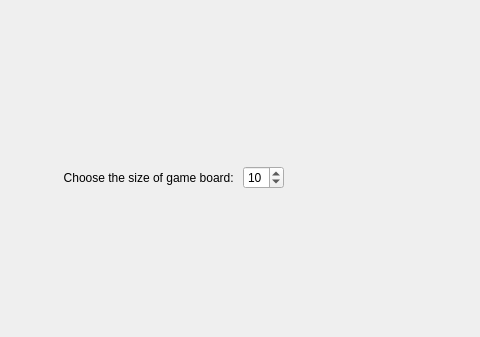
First picture: the form in src/gui/MainWindow.ui, repository zer0main/bin_game_mvc, before the edit; both pictures show x 134 to 614 and y 0 to 337 of the 614 by 528 pixel window.
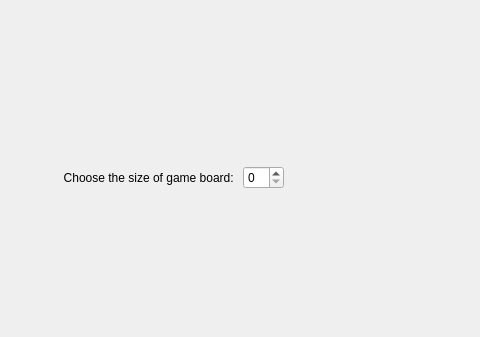
Second picture: the form after the edit. The open tabs and pages were chosen to show the change.

Commit message:
Operate with QSpinBox from C++ code
Follow the Rule: "No stupid numbers in .ui files"

 - Add MainWindow::settingOfTime()
 - Add MainWindow::settingOfSize()
 - Delete numbers from MainWindow.ui

Diff of the .ui file:
```diff
--- a/src/gui/MainWindow.ui
+++ b/src/gui/MainWindow.ui
@@ -235,17 +235,7 @@
            </widget>
           </item>
           <item>
-           <widget class="QSpinBox" name="boardsSize">
-            <property name="minimum">
-             <number>3</number>
-            </property>
-            <property name="maximum">
-             <number>16</number>
-            </property>
-            <property name="value">
-             <number>10</number>
-            </property>
-           </widget>
+           <widget class="QSpinBox" name="boardsSize"/>
           </item>
           <item>
            <spacer name="horizontalSpacer_3">
```
Left out of the diff: 24 changed lines with no effect on the pictures. The commit also changes 2 other files.
